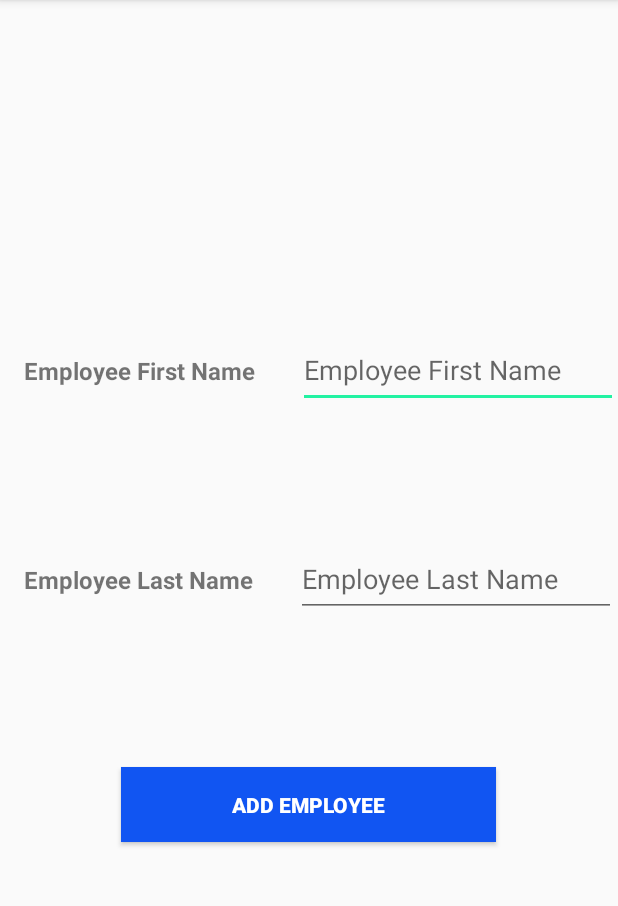
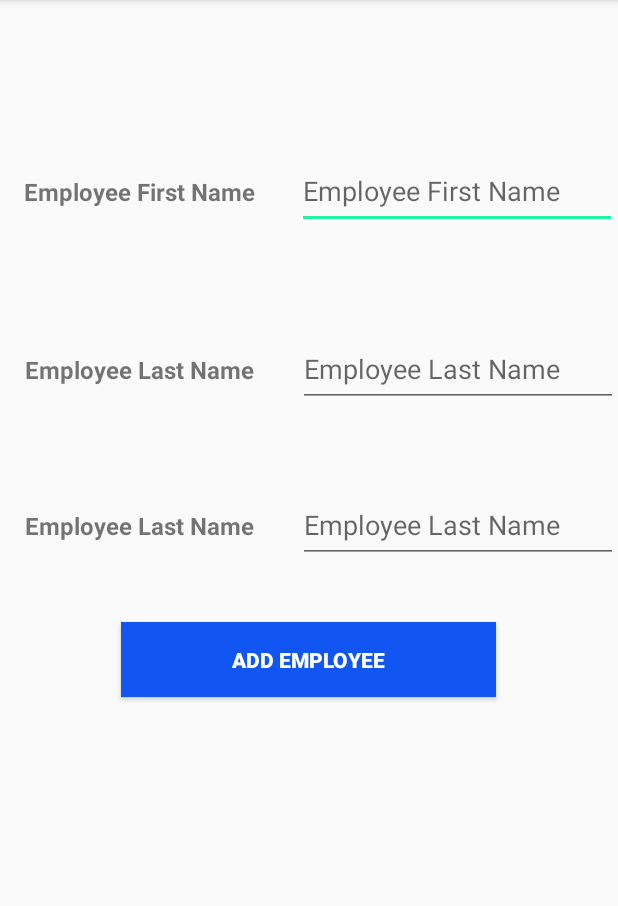
Before and after one commit to AadumKhor/EmployeeSchedule, an Android app: the fragment AddEmployee shown on its own in the app's theme, on a phone screen of 412 x 824 dp, the part 84-990 px from its top. Run offline under Robolectric (Android 15) with nearby library versions, the phone set to English and light mode, and no system bars; 1 statement that could not run was skipped.

Commit message:
Dbs added

```diff
--- a/app/src/main/java/com/silentlad/employeemanagement/data/contracts/EmployeeAccess.java
+++ b/app/src/main/java/com/silentlad/employeemanagement/data/access/EmployeeAccess.java
@@ -1,4 +1,4 @@
-package com.silentlad.employeemanagement.data.contracts;
+package com.silentlad.employeemanagement.data.access;
 
 import android.content.ContentValues;
 import android.content.Context;
@@ -7,6 +7,7 @@ import android.database.sqlite.SQLiteDatabase;
 import android.database.sqlite.SQLiteOpenHelper;
 
 import com.silentlad.employeemanagement.data.Result;
+import com.silentlad.employeemanagement.data.contracts.EmployeeContract;
 import com.silentlad.employeemanagement.data.openHelpers.EmployeeOpenHelper;
 
 import java.io.IOException;
@@ -36,7 +37,7 @@ public class EmployeeAccess {
     public Cursor getData() {
         this.db = openHelper.getReadableDatabase();
 
-        String query = "SELECT * FROM employee";
+        String query = "SELECT * FROM " + EmployeeContract.EmployeeEntry.TABLE_NAME;
         return db.rawQuery(query, null);
     }
 
--- a/app/src/main/java/com/silentlad/employeemanagement/data/contracts/EmployeePositionContract.java
+++ b/app/src/main/java/com/silentlad/employeemanagement/data/contracts/EmployeePositionContract.java
@@ -7,7 +7,7 @@ public class EmployeePositionContract {
     public EmployeePositionContract(){}
 
     public static class EmployeePositionEntry implements BaseColumns{
-        public static final String TABLE_NAME = "employeePosition";
+        public static final String TABLE_NAME = "employeePositions";
         public static final String COLUMN_ID = "positionId";
         public static final String COLUMN_POSITION = "employeePosition";
         public static final String COLUMN_EMP_ID = "empId";
--- a/app/src/main/java/com/silentlad/employeemanagement/employee/EMainActivity.java
+++ b/app/src/main/java/com/silentlad/employeemanagement/employee/EMainActivity.java
@@ -7,14 +7,11 @@ import androidx.recyclerview.widget.RecyclerView;
 
 import android.database.Cursor;
 import android.os.Bundle;
-import android.widget.TextView;
-import android.widget.Toolbar;
 
 import com.github.sundeepk.compactcalendarview.CompactCalendarView;
 import com.silentlad.employeemanagement.R;
 import com.silentlad.employeemanagement.data.ScheduleCard;
-import com.silentlad.employeemanagement.data.contracts.EmployeeAccess;
-import com.silentlad.employeemanagement.data.dbhelpers.EmployeeHelper;
+import com.silentlad.employeemanagement.data.access.EmployeeAccess;
 
 import java.text.SimpleDateFormat;
 import java.util.ArrayList;
--- a/app/src/main/java/com/silentlad/employeemanagement/manager/ui/main/AddEmployee.java
+++ b/app/src/main/java/com/silentlad/employeemanagement/manager/ui/main/AddEmployee.java
@@ -13,7 +13,7 @@ import android.widget.Toast;
 
 import com.silentlad.employeemanagement.R;
 import com.silentlad.employeemanagement.data.Result;
-import com.silentlad.employeemanagement.data.contracts.EmployeeAccess;
+import com.silentlad.employeemanagement.data.access.EmployeeAccess;
 
 public class AddEmployee extends Fragment {
 
--- a/app/src/main/res/layout/fragment_add_employee.xml
+++ b/app/src/main/res/layout/fragment_add_employee.xml
@@ -19,7 +19,7 @@
         app:layout_constraintHorizontal_bias="0.062"
         app:layout_constraintStart_toStartOf="parent"
         app:layout_constraintTop_toTopOf="parent"
-        app:layout_constraintVertical_bias="0.309" />
+        app:layout_constraintVertical_bias="0.143" />
 
     <EditText
         android:id="@+id/add_emp_f_edit"
@@ -31,10 +31,10 @@
         android:inputType="textPersonName"
         app:layout_constraintBottom_toBottomOf="parent"
         app:layout_constraintEnd_toEndOf="parent"
-        app:layout_constraintHorizontal_bias="1.0"
+        app:layout_constraintHorizontal_bias="0.071"
         app:layout_constraintStart_toEndOf="@+id/add_emp_first"
         app:layout_constraintTop_toTopOf="parent"
-        app:layout_constraintVertical_bias="0.309" />
+        app:layout_constraintVertical_bias="0.143" />
 
     <TextView
         android:id="@+id/add_emp_last"
@@ -46,24 +46,53 @@
         android:textStyle="bold"
         app:layout_constraintBottom_toBottomOf="parent"
         app:layout_constraintEnd_toEndOf="parent"
-        app:layout_constraintHorizontal_bias="0.061"
+        app:layout_constraintHorizontal_bias="0.065"
         app:layout_constraintStart_toStartOf="parent"
         app:layout_constraintTop_toBottomOf="@+id/add_emp_first"
-        app:layout_constraintVertical_bias="0.2" />
+        app:layout_constraintVertical_bias="0.121" />
 
     <EditText
         android:id="@+id/add_emp_l_edit"
         android:layout_width="wrap_content"
         android:layout_height="50dp"
         android:ems="10"
+        android:hint="@string/employee_last_name"
         android:inputType="textPersonName"
-        android:hint="@string/employee_last_name"
         app:layout_constraintBottom_toBottomOf="parent"
         app:layout_constraintEnd_toEndOf="parent"
-        app:layout_constraintHorizontal_bias="0.952"
+        app:layout_constraintHorizontal_bias="1.0"
         app:layout_constraintStart_toEndOf="@+id/add_emp_last"
         app:layout_constraintTop_toBottomOf="@+id/add_emp_f_edit"
-        app:layout_constraintVertical_bias="0.2" />
+        app:layout_constraintVertical_bias="0.121" />
+
+    <TextView
+        android:id="@+id/add_emp_pos"
+        android:layout_width="wrap_content"
+        android:layout_height="50dp"
+        android:gravity="center_vertical"
+        android:text="@string/employee_last_name"
+        android:textSize="16sp"
+        android:textStyle="bold"
+        app:layout_constraintBottom_toBottomOf="parent"
+        app:layout_constraintEnd_toEndOf="parent"
+        app:layout_constraintHorizontal_bias="0.065"
+        app:layout_constraintStart_toStartOf="parent"
+        app:layout_constraintTop_toBottomOf="@+id/add_emp_last"
+        app:layout_constraintVertical_bias="0.121" />
+
+    <EditText
+        android:id="@+id/add_emp_pos_edit"
+        android:layout_width="wrap_content"
+        android:layout_height="50dp"
+        android:ems="10"
+        android:hint="@string/employee_last_name"
+        android:inputType="textPersonName"
+        app:layout_constraintBottom_toBottomOf="parent"
+        app:layout_constraintEnd_toEndOf="parent"
+        app:layout_constraintHorizontal_bias="1.0"
+        app:layout_constraintStart_toEndOf="@+id/add_emp_pos"
+        app:layout_constraintTop_toBottomOf="@+id/add_emp_l_edit"
+        app:layout_constraintVertical_bias="0.121" />
 
     <Button
         android:id="@+id/add_employee_button"
```
Also changed, not shown: app/src/main/java/com/silentlad/employeemanagement/data/access/EmployeePositionAccess.java (added, +28 -0 lines), app/src/main/java/com/silentlad/employeemanagement/data/openHelpers/EmployeePositionOpenHelper.java (added, +11 -0 lines), app/src/main/assets/databases/days.db (added), app/src/main/assets/databases/employee.db, app/src/main/assets/databases/employee.sqlite (deleted), app/src/main/assets/databases/employeePos.db (added), app/src/main/assets/databases/schedule.db (added).
